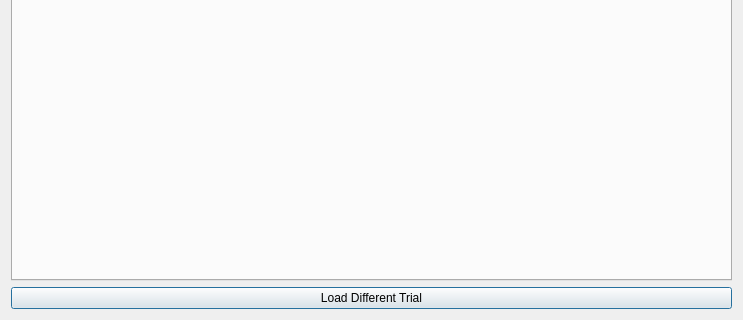
The window that src/Grapher/graph.ui (hundlab/LongQt) describes before a commit, drawn with Qt 5; both pictures show x 0 to 743 and y 343 to 663 of the 743 by 663 pixel window.
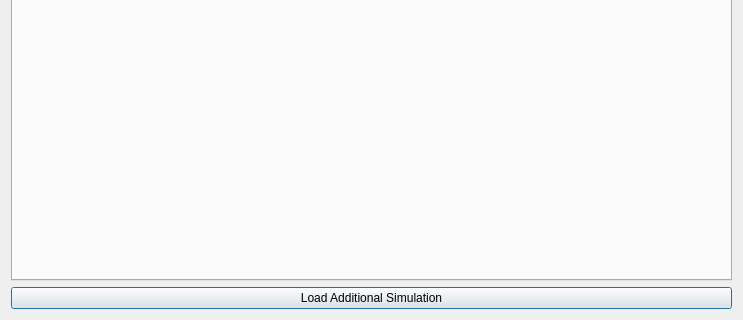
The same window after the commit.

What changed in the file:
```diff
--- a/src/Grapher/graph.ui
+++ b/src/Grapher/graph.ui
@@ -24,7 +24,7 @@
    <item>
     <widget class="QPushButton" name="loadNew">
      <property name="text">
-      <string>Load Different Trial</string>
+      <string>Load Additional Simulation</string>
      </property>
     </widget>
    </item>
```
Left out of the diff: 2 changed lines with no effect on the pictures.
